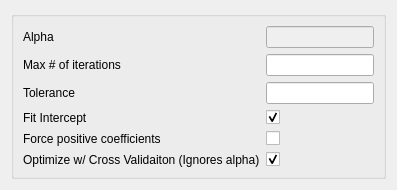
Before: the Qt Designer form ui/cv_Lasso.ui in tthatcher95/PyHAT_Point_Spectra_GUI, drawn with Qt 5.
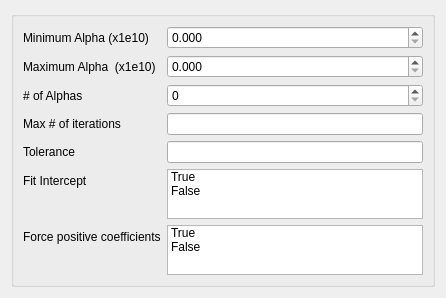
After: the same form once the commit is applied.

The edit to the form file:
```diff
--- a/ui/cv_Lasso.ui
+++ b/ui/cv_Lasso.ui
@@ -2,6 +2,14 @@
 <ui version="4.0">
  <class>Form</class>
  <widget class="QWidget" name="Form">
+  <property name="geometry">
+   <rect>
+    <x>0</x>
+    <y>0</y>
+    <width>446</width>
+    <height>241</height>
+   </rect>
+  </property>
   <property name="sizePolicy">
    <sizepolicy hsizetype="Ignored" vsizetype="Ignored">
     <horstretch>0</horstretch>
@@ -24,34 +32,62 @@
       <item row="0" column="0">
        <widget class="QLabel" name="alphaLabel">
         <property name="text">
-         <string>Alpha</string>
+         <string>Minimum Alpha (x1e10)</string>
         </property>
        </widget>
       </item>
       <item row="0" column="1">
-       <widget class="QLineEdit" name="alphaLineEdit">
-        <property name="enabled">
-         <bool>false</bool>
+       <widget class="QDoubleSpinBox" name="minalpha_spin">
+        <property name="decimals">
+         <number>3</number>
         </property>
-        <property name="toolTip">
-         <string>&lt;html&gt;&lt;head/&gt;&lt;body&gt;&lt;p&gt;alpha : float, optional&lt;/p&gt;&lt;p&gt;Constant that multiplies the L1 term. Defaults to 1.0. alpha = 0 is equivalent to an ordinary least square, solved by the LinearRegression object. For numerical reasons, using alpha = 0 with the Lasso object is not advised. Given this, you should use the LinearRegression object.&lt;/p&gt;&lt;/body&gt;&lt;/html&gt;</string>
-        </property>
-        <property name="maximum" stdset="0">
-         <double>999999999.000000000000000</double>
-        </property>
-        <property name="value" stdset="0">
-         <double>1.000000000000000</double>
+        <property name="maximum">
+         <double>1000000000.000000000000000</double>
         </property>
        </widget>
       </item>
       <item row="1" column="0">
+       <widget class="QLabel" name="maxalpha_label">
+        <property name="text">
+         <string>Maximum Alpha  (x1e10)</string>
+        </property>
+       </widget>
+      </item>
+      <item row="1" column="1">
+       <widget class="QDoubleSpinBox" name="maxalpha_spin">
+        <property name="decimals">
+         <number>3</number>
+        </property>
+        <property name="maximum">
+         <double>1000000000.000000000000000</double>
+        </property>
+       </widget>
+      </item>
+      <item row="2" column="0">
+       <widget class="QLabel" name="nalphas_label">
+        <property name="toolTip">
+         <string extracomment="# of alpha values in a log distribution between the min and max alpha values."/>
+        </property>
+        <property name="text">
+         <string># of Alphas</string>
+        </property>
+       </widget>
+      </item>
+      <item row="2" column="1">
+       <widget class="QSpinBox" name="nalphas_spin">
+        <property name="toolTip">
+         <string extracomment="# of alpha values in a log distribution between the min and max alpha values."/>
+        </property>
+       </widget>
+      </item>
+      <item row="3" column="0">
        <widget class="QLabel" name="maxNumOfIterationsLabel">
         <property name="text">
          <string>Max # of iterations</string>
         </property>
        </widget>
       </item>
-      <item row="1" column="1">
+      <item row="3" column="1">
        <widget class="QLineEdit" name="maxNumOfIterationsLineEdit">
         <property name="toolTip">
          <string>&lt;html&gt;&lt;head/&gt;&lt;body&gt;&lt;p&gt;max_iter : int, optional&lt;/p&gt;&lt;p&gt;The maximum number of iterations&lt;/p&gt;&lt;/body&gt;&lt;/html&gt;</string>
@@ -64,59 +100,14 @@
         </property>
        </widget>
       </item>
-      <item row="2" column="0">
+      <item row="4" column="0">
        <widget class="QLabel" name="toleranceLabel">
         <property name="text">
          <string>Tolerance</string>
         </property>
        </widget>
       </item>
-      <item row="3" column="0">
-       <widget class="QLabel" name="fitInterceptLabel">
-        <property name="text">
-         <string>Fit Intercept</string>
-        </property>
-       </widget>
-      </item>
-      <item row="3" column="1">
-       <widget class="QCheckBox" name="fitInterceptCheckBox">
-        <property name="toolTip">
-         <string>&lt;html&gt;&lt;head/&gt;&lt;body&gt;&lt;p&gt;fit_intercept : boolean&lt;/p&gt;&lt;p&gt;whether to calculate the intercept for this model. If set to false, no intercept will be used in calculations (e.g. data is expected to be already centered).&lt;/p&gt;&lt;/body&gt;&lt;/html&gt;</string>
-        </property>
-        <property name="checked">
-         <bool>true</bool>
-        </property>
-       </widget>
-      </item>
-      <item row="4" column="0">
-       <widget class="QLabel" name="forcePositiveCoefficientsLabel">
-        <property name="text">
-         <string>Force positive coefficients</string>
-        </property>
-       </widget>
-      </item>
       <item row="4" column="1">
-       <widget class="QCheckBox" name="forcePositiveCoefficientsCheckBox">
-        <property name="toolTip">
-         <string>&lt;html&gt;&lt;head/&gt;&lt;body&gt;&lt;p&gt;positive : bool, optional&lt;/p&gt;&lt;p&gt;When set to True, forces the coefficients to be positive.&lt;/p&gt;&lt;/body&gt;&lt;/html&gt;</string>
-        </property>
-       </widget>
-      </item>
-      <item row="5" column="0">
-       <widget class="QLabel" name="optimizeWCrossValidaitonLabel">
-        <property name="text">
-         <string>Optimize w/ Cross Validaiton (Ignores alpha)</string>
-        </property>
-       </widget>
-      </item>
-      <item row="5" column="1">
-       <widget class="QCheckBox" name="optimizeWCrossValidaitonCheckBox">
-        <property name="checked">
-         <bool>true</bool>
-        </property>
-       </widget>
-      </item>
-      <item row="2" column="1">
        <widget class="QLineEdit" name="toleranceLineEdit">
         <property name="toolTip">
          <string>&lt;html&gt;&lt;head/&gt;&lt;body&gt;&lt;p&gt;tol : float, optional&lt;/p&gt;&lt;p&gt;The tolerance for the optimization: if the updates are smaller than tol, the optimization code checks the dual gap for optimality and continues until it is smaller than tol&lt;/p&gt;&lt;/body&gt;&lt;/html&gt;</string>
@@ -132,6 +123,66 @@
         </property>
        </widget>
       </item>
+      <item row="5" column="0">
+       <widget class="QLabel" name="fitInterceptLabel">
+        <property name="text">
+         <string>Fit Intercept</string>
+        </property>
+       </widget>
+      </item>
+      <item row="5" column="1">
+       <widget class="QListWidget" name="fit_intercept_list">
+        <property name="maximumSize">
+         <size>
+          <width>16777215</width>
+          <height>50</height>
+         </size>
+        </property>
+        <property name="selectionMode">
+         <enum>QAbstractItemView::MultiSelection</enum>
+        </property>
+        <item>
+         <property name="text">
+          <string>True</string>
+         </property>
+        </item>
+        <item>
+         <property name="text">
+          <string>False</string>
+         </property>
+        </item>
+       </widget>
+      </item>
+      <item row="6" column="0">
+       <widget class="QLabel" name="forcePositiveCoefficientsLabel">
+        <property name="text">
+         <string>Force positive coefficients</string>
+        </property>
+       </widget>
+      </item>
+      <item row="6" column="1">
+       <widget class="QListWidget" name="forcePositive_list">
+        <property name="maximumSize">
+         <size>
+          <width>16777215</width>
+          <height>50</height>
+         </size>
+        </property>
+        <property name="selectionMode">
+         <enum>QAbstractItemView::MultiSelection</enum>
+        </property>
+        <item>
+         <property name="text">
+          <string>True</string>
+         </property>
+        </item>
+        <item>
+         <property name="text">
+          <string>False</string>
+         </property>
+        </item>
+       </widget>
+      </item>
      </layout>
     </widget>
    </item>
```
Left out of the diff: 28 changed lines with no effect on the pictures.
